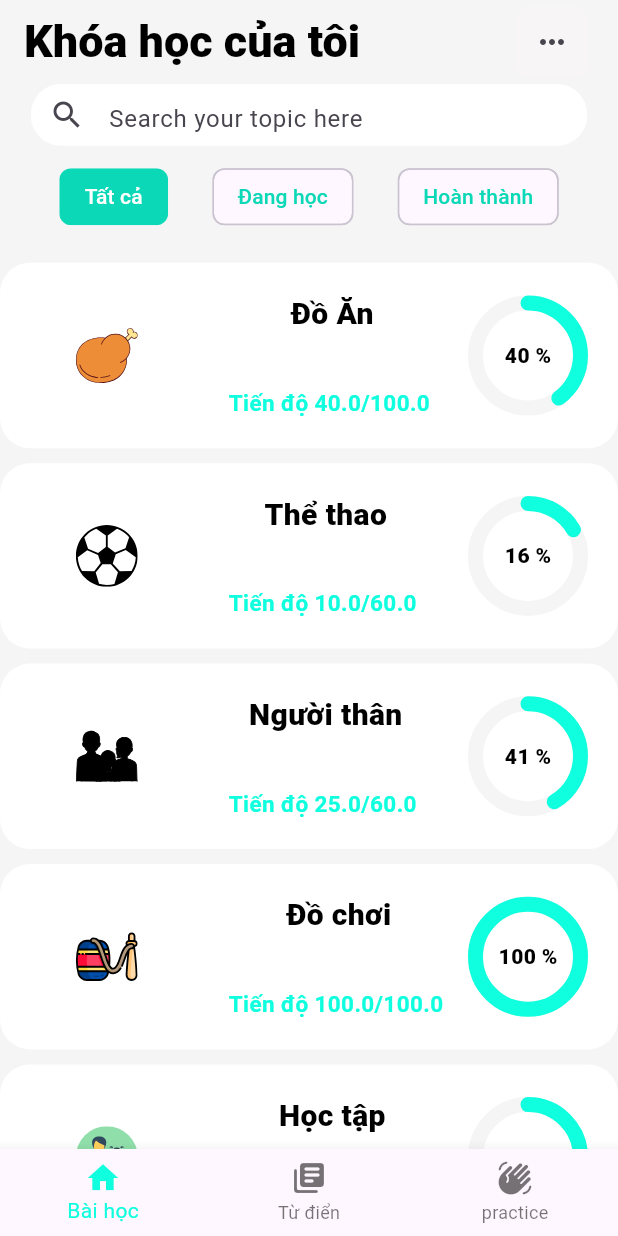
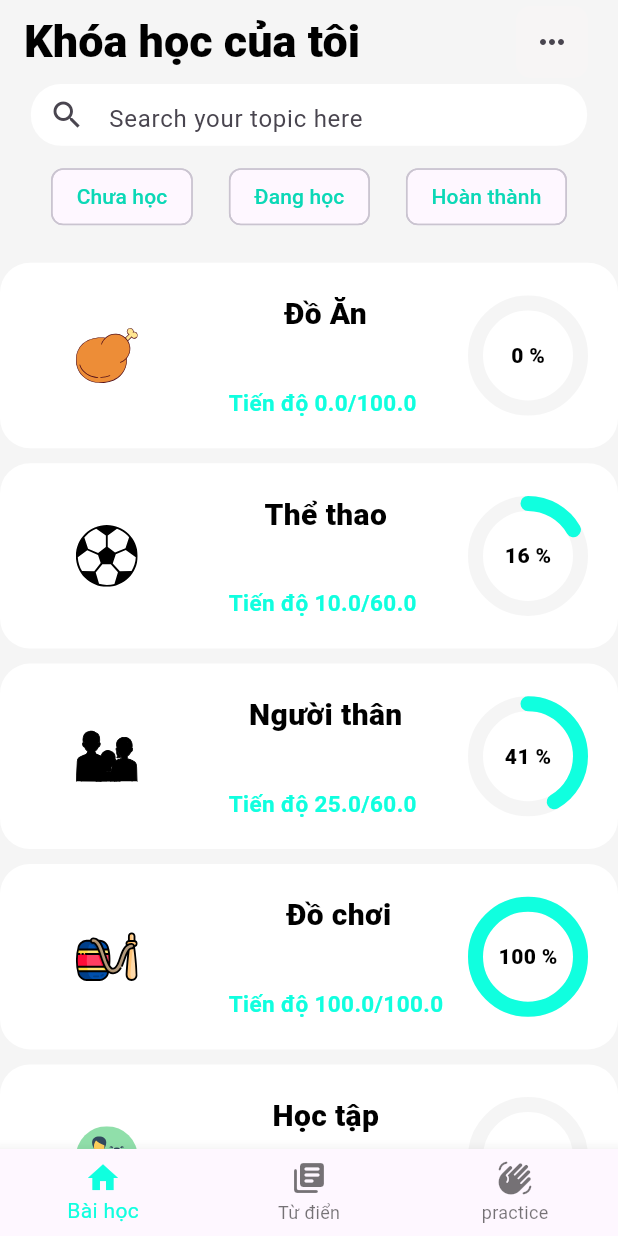
Before and after one commit to GDSC-UIT/LinkingSign-mobile, a Flutter app: the screen it shows after launch, on a phone screen of 412 x 824 dp. Run offline on Flutter 3.47's test engine with Material 3 defaults, Android fonts, the phone set to English and light mode, and no system bars; drawn by our look-alikes of percent_indicator; our stand-ins replace awesome_dialog, camera, flutter_svg, get, quickalert, searchfield and 1 more.

Commit message:
filter list modify the best version

```diff
--- a/lib/controller/topic_list_controller.dart
+++ b/lib/controller/topic_list_controller.dart
@@ -48,7 +48,7 @@ class TopicsController extends GetxController {
       WordTopic(
           url_path: "assets/image-1.svg",
           title: 'Đồ Ăn',
-          current_completed: 40,
+          current_completed: 0,
           total_lessons: 100,
           state: 'Đang học'),
       WordTopic(
@@ -73,7 +73,7 @@ class TopicsController extends GetxController {
       WordTopic(
           url_path: "assets/image-5.svg",
           title: 'Học tập',
-          current_completed: 28,
+          current_completed: 0,
           total_lessons: 100,
           state: 'Đang học'),
       WordTopic(
--- a/lib/screens/dictionary_view.dart
+++ b/lib/screens/dictionary_view.dart
@@ -35,6 +35,7 @@ class DictionaryView extends StatelessWidget {
               ? 0.2 * screen_height
               : 0.05 * screen_height,
           hintText: "Search your words here....",
+          filterResult: [],
         ),
         const Expanded(child: DictionaryList()),
       ],
--- a/lib/screens/lesson_view.dart
+++ b/lib/screens/lesson_view.dart
@@ -23,6 +23,7 @@ class LessonView extends StatelessWidget {
               ? 0.1 * screen_height
               : 0.05 * screen_height,
           hintText: "Search your topic here",
+          filterResult: [],
         ),
         // Row(
         //   mainAxisAlignment: MainAxisAlignment.spaceBetween,
--- a/lib/widgets/searching_bar.dart
+++ b/lib/widgets/searching_bar.dart
@@ -7,12 +7,14 @@ class SearchingBar extends StatefulWidget {
   final double width;
   final double height;
   final String hintText;
+  final List<dynamic> filterResult;
 
-  SearchingBar(
+  const SearchingBar(
       {super.key,
       required this.width,
       required this.height,
-      required this.hintText});
+      required this.hintText,
+      required this.filterResult});
   @override
   State<SearchingBar> createState() => _SearchingBarState();
 }
--- a/lib/widgets/word_topic_card.dart
+++ b/lib/widgets/word_topic_card.dart
@@ -42,7 +42,7 @@ class WordTopicCard extends StatelessWidget {
           decoration: BoxDecoration(
               color: ColorClass.myTopicCardBG,
               borderRadius: BorderRadius.circular(20)),
-          width: screen_width * 0.6,
+          width: screen_width * 0.5,
           height:
               screen_height < 400 ? screen_height * 0.3 : screen_height * 0.15,
           child: Row(
--- a/lib/widgets/word_topics_list.dart
+++ b/lib/widgets/word_topics_list.dart
@@ -15,9 +15,10 @@ class WordTopicList extends StatefulWidget {
 class _WordTopicListState extends State<WordTopicList> {
   final topicsController = Get.put(TopicsController());
 
-  final List<String> states = ["Tất cả", "Đang học", "Hoàn thành"];
+  final List<String> states = ["Chưa học", "Đang học", "Hoàn thành"];
 
-  late List<String> selectedTopics = [states.first];
+  late List<String> selectedTopics = [];
+
   bool selectedState = false;
 
   @override
@@ -28,10 +29,19 @@ class _WordTopicListState extends State<WordTopicList> {
     return GetX<TopicsController>(
       builder: (controller) {
         var filterTopics = controller.topics.where((topic) {
-          if (selectedTopics.contains("Tất cả")) {
-            return selectedTopics.isNotEmpty;
-          }
-          return selectedTopics.contains(topic.state);
+          //return selectedTopics.isEmpty || selectedTopics.contains(topic.state);
+          // if (selectedTopics.contains("Tất cả")) {
+          //   return selectedTopics.isNotEmpty;
+          // }
+          // return selectedTopics.contains(topic.state);
+          if (selectedTopics.contains("Chưa học")) {
+            return topic.current_completed == 0;
+          } else if (selectedTopics.contains("Hoàn thành")) {
+            return topic.current_completed == 100;
+          } else if (selectedTopics.contains("Đang học")) {
+            return topic.current_completed > 0 && topic.current_completed < 100;
+          } else
+            return selectedTopics.isEmpty;
         }).toList();
         return Column(
           mainAxisSize: MainAxisSize.min,
```
